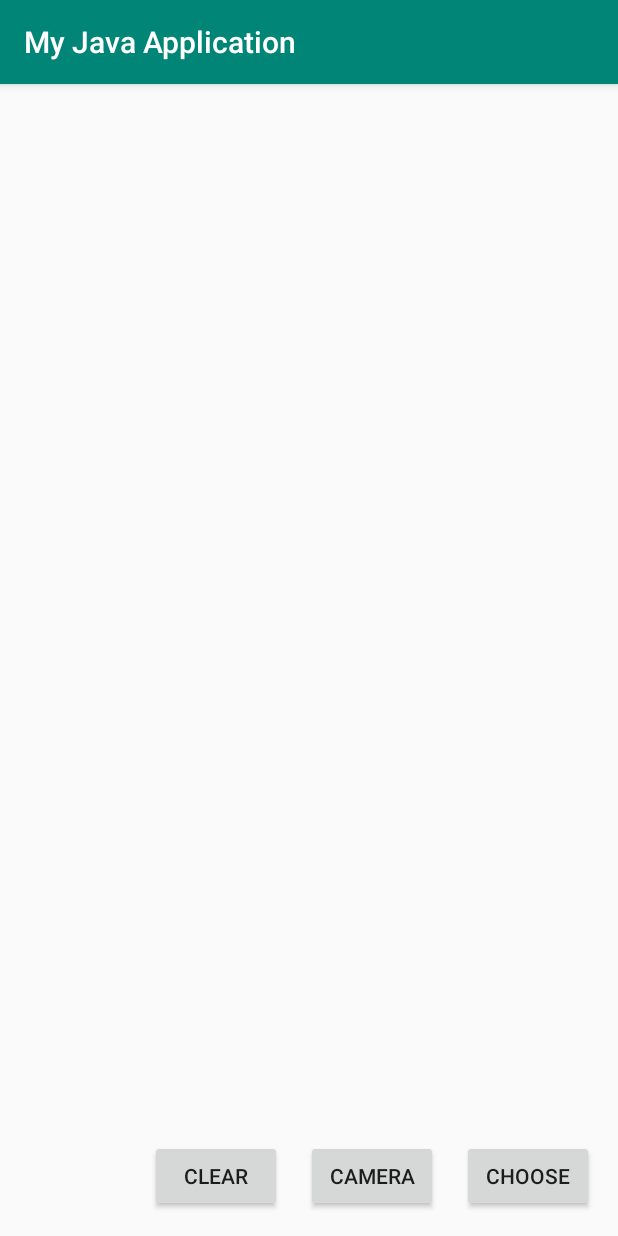
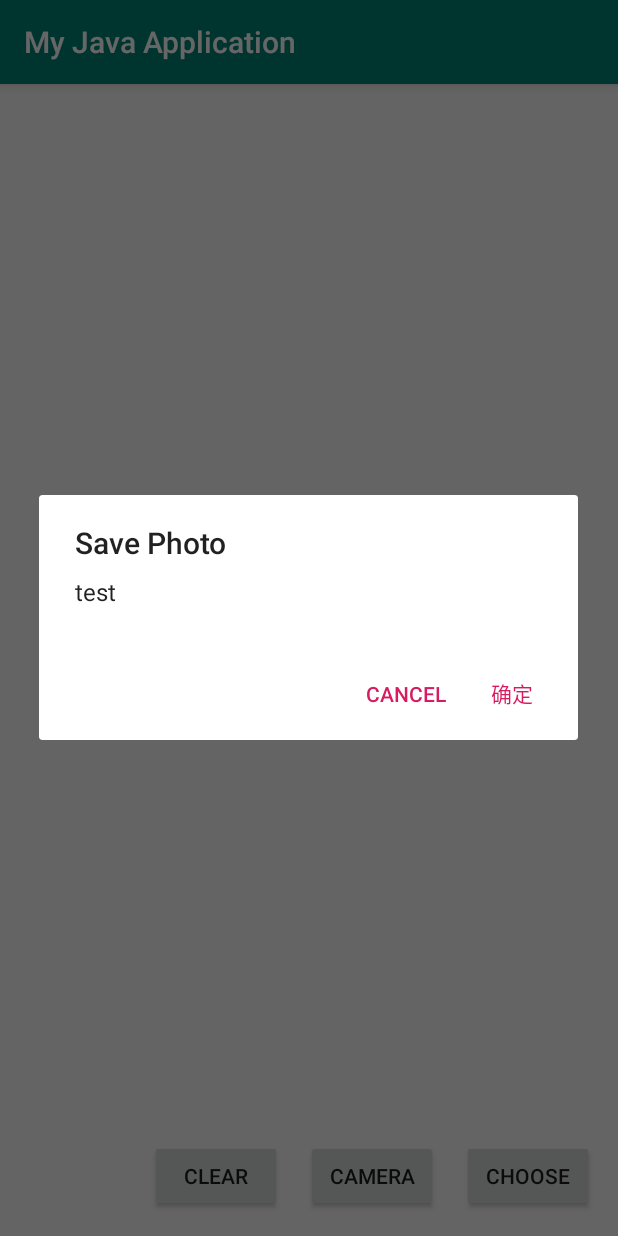
Before and after one commit to dake0805/PictureMaster, an Android app: the screen it shows after launch (MainActivity), after a tap on "CLEAR", on a phone screen of 412 x 824 dp. Run offline under Robolectric (Android 15) with nearby library versions, the phone set to English and light mode, and no system bars; libraries missing offline, so code that uses them is left out: com.yalantis.ucrop.

Commit message:
todo 保存图片

```diff
--- a/app/src/main/java/com/example/myjavaapplication/MainActivity.java
+++ b/app/src/main/java/com/example/myjavaapplication/MainActivity.java
@@ -1,8 +1,10 @@
 package com.example.myjavaapplication;
 
+import androidx.appcompat.app.AlertDialog;
 import androidx.appcompat.app.AppCompatActivity;
 import androidx.core.content.FileProvider;
 
+import android.content.DialogInterface;
 import android.content.Intent;
 import android.net.Uri;
 import android.os.Bundle;
@@ -10,6 +12,7 @@ import android.os.Environment;
 import android.provider.MediaStore;
 import android.view.View;
 import android.widget.ImageView;
+import android.widget.Toast;
 
 import com.yalantis.ucrop.UCrop;
 
@@ -17,6 +20,13 @@ import java.io.File;
 import java.io.IOException;
 import java.text.SimpleDateFormat;
 import java.util.Date;
+
+/**
+ * to do
+ * 存储空间权限申请
+ * 保存图片
+ */
+
 
 public class MainActivity extends AppCompatActivity {
 
@@ -26,11 +36,14 @@ public class MainActivity extends AppCompatActivity {
 
     private File photoFile;
 
+    private ImageView cropImage;
+
+
     @Override
     protected void onCreate(Bundle savedInstanceState) {
         super.onCreate(savedInstanceState);
         setContentView(R.layout.activity_main);
-
+        cropImage = findViewById(R.id.imageView);
     }
 
     //Button SELECT
@@ -43,8 +56,8 @@ public class MainActivity extends AppCompatActivity {
 
 
     protected void onActivityResult(int requestCode, int resultCode, Intent data) {
-        ImageView imageView = findViewById(R.id.imageView);
-        ImageView cropImage = findViewById(R.id.imageView2);
+//        ImageView imageView = findViewById(R.id.imageView);
+        ImageView cropImage = findViewById(R.id.imageView);
         super.onActivityResult(requestCode, resultCode, data);
         if (resultCode == RESULT_OK) {
             switch (requestCode) {
@@ -58,7 +71,7 @@ public class MainActivity extends AppCompatActivity {
                     break;
                 case UCrop.REQUEST_CROP:
                     Uri cropPhoto = UCrop.getOutput(data);          //得到的裁剪结果URI
-                    cropImage.setImageURI(null);
+                    cropImage.setImageURI(null);                //刷新ImageView
                     cropImage.setImageURI(cropPhoto);
                     break;
 
@@ -141,9 +154,43 @@ public class MainActivity extends AppCompatActivity {
     }
 
     public void ClearPhoto(View view) {
+//        ImageView imageView2 = findViewById(R.id.imageView);
+        cropImage.setImageURI(null);
+//        imageView2.setImageURI(null);
+    }
+
+    public void SavePhoto(View view) {
         ImageView imageView = findViewById(R.id.imageView);
-        ImageView imageView2 = findViewById(R.id.imageView2);
-        imageView.setImageURI(null);
-        imageView2.setImageURI(null);
+        AlertDialog.Builder builder = new AlertDialog.Builder(this);
+        builder.setTitle("Save Photo");
+        builder.setMessage("test");
+        builder.setPositiveButton("确定", new DialogInterface.OnClickListener() {  //这个是设置确定按钮
+
+            @Override
+            public void onClick(DialogInterface arg0, int arg1) {
+                Toast.makeText(getApplicationContext(), "saved", Toast.LENGTH_SHORT).show();
+
+                SavePhotoInStorage();
+            }
+        });
+        builder.setNegativeButton("cancel", new DialogInterface.OnClickListener() {
+            @Override
+            public void onClick(DialogInterface arg0, int arg1) {
+            }
+        });
+
+        AlertDialog b = builder.create();
+        b.show();
+
+    }
+
+    private void SavePhotoInStorage() throws IOException {
+//        File photo = createImageFile();
+//        if (photo != null) {
+//            cameraPhoto = FileProvider.getUriForFile(this,
+//                    "com.example.myjavaapplication",
+//                    photoFile);
+//        }
+
     }
 }
--- a/app/src/main/res/layout/activity_main.xml
+++ b/app/src/main/res/layout/activity_main.xml
@@ -6,36 +6,21 @@
     android:layout_height="match_parent"
     tools:context=".MainActivity">
 
-    <LinearLayout
+    <ImageView
+        android:id="@+id/imageView"
         android:layout_width="match_parent"
-        android:layout_height="match_parent"
-        android:orientation="vertical">
-
-        <ImageView
-            android:id="@+id/imageView2"
-            android:layout_width="match_parent"
-            android:layout_height="351dp"
-            android:layout_marginTop="16dp"
+        android:layout_height="wrap_content"
         android:adjustViewBounds="true"
         android:baselineAligned="false"
         android:maxWidth="512pt"
         android:maxHeight="512pt"
+        android:onClick="SavePhoto"
         android:scaleType="fitCenter"
+        app:layout_constraintBottom_toBottomOf="parent"
+        app:layout_constraintStart_toStartOf="parent"
+        app:layout_constraintTop_toTopOf="parent"
+        app:layout_constraintVertical_bias="0.412"
         tools:srcCompat="@tools:sample/avatars" />
-
-        <ImageView
-            android:id="@+id/imageView"
-            android:layout_width="match_parent"
-            android:layout_height="wrap_content"
-            android:layout_marginTop="16dp"
-            android:adjustViewBounds="true"
-            android:baselineAligned="false"
-            android:maxWidth="512pt"
-            android:maxHeight="512pt"
-            android:scaleType="fitCenter"
-            tools:srcCompat="@tools:sample/avatars" />
-
-    </LinearLayout>
 
     <Button
         android:id="@+id/button"
@@ -63,7 +48,7 @@
         android:layout_width="wrap_content"
         android:layout_height="wrap_content"
         android:layout_marginEnd="16dp"
-        android:onClick="ClearPhoto"
+        android:onClick="SavePhoto"
         android:text="Clear"
         app:layout_constraintBaseline_toBaselineOf="@+id/button2"
         app:layout_constraintEnd_toStartOf="@+id/button2" />
```
Lines whose indentation alone changed are shown as unchanged.
